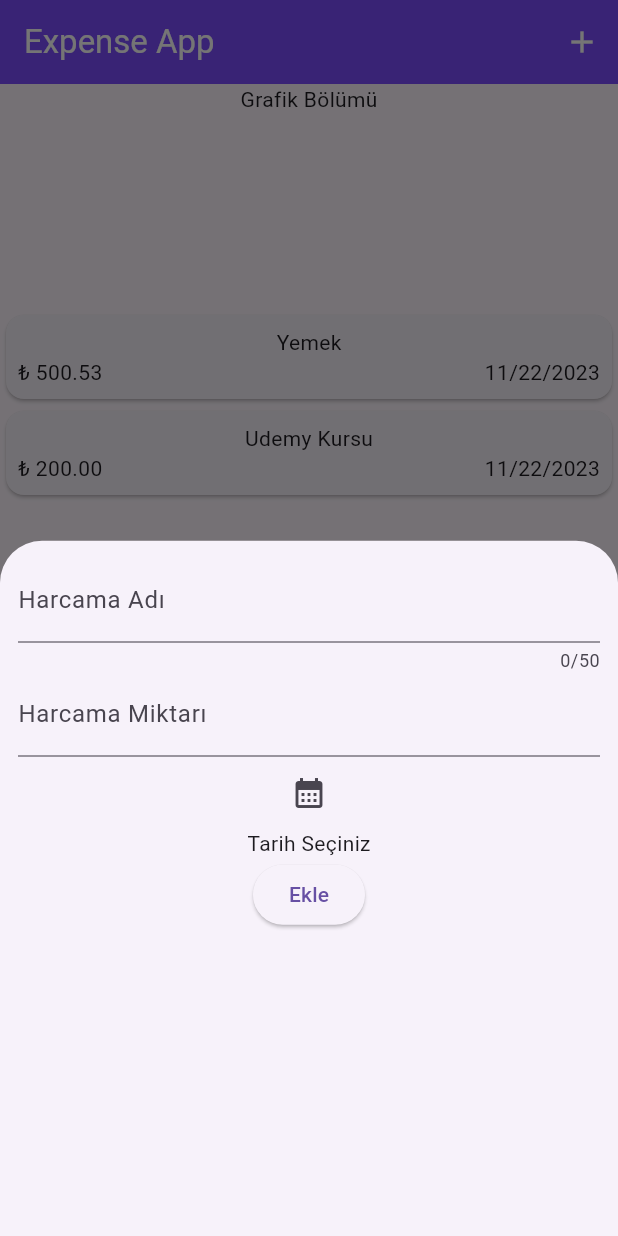
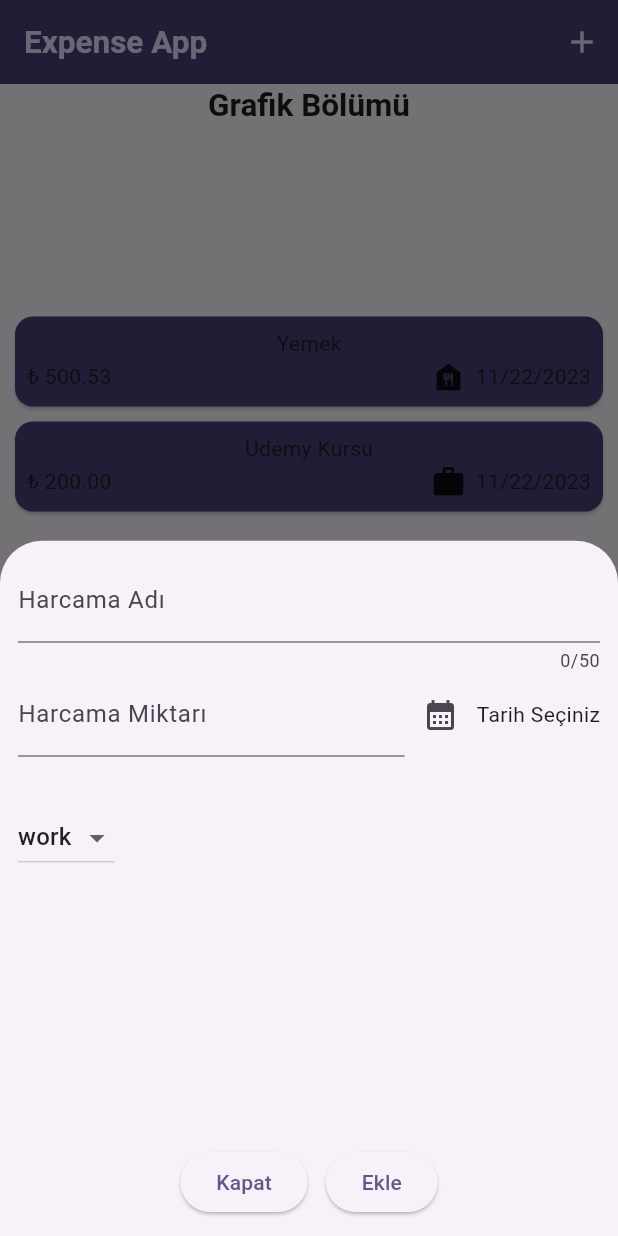
Before and after one commit to gamzeyas/expenseapp, a Flutter app: the screen it shows after launch, after a tap on the "add" icon, on a phone screen of 412 x 824 dp. Run offline on Flutter 3.47's test engine with Material 2 defaults, Android fonts, the phone set to English and light mode, and no system bars.

Commit message:
16 kasım workshop

```diff
--- a/lib/main.dart
+++ b/lib/main.dart
@@ -1,7 +1,32 @@
 import 'package:expenseapp/pages/main_page.dart';
 import 'package:flutter/material.dart';
 
+ColorScheme colorScheme1 =
+    ColorScheme.fromSeed(seedColor: Colors.deepPurpleAccent);
+
 void main() {
-  runApp(MaterialApp(
-      theme: ThemeData(useMaterial3: true), home: const MainPage()));
+  runApp(
+    MaterialApp(
+      theme: ThemeData(
+          useMaterial3: true,
+          colorScheme: colorScheme1,
+          appBarTheme: AppBarTheme(
+              backgroundColor: colorScheme1.onPrimaryContainer,
+              foregroundColor: colorScheme1.primaryContainer),
+          cardTheme: CardTheme(
+            color: colorScheme1.onPrimaryContainer,
+            margin: EdgeInsets.symmetric(horizontal: 10, vertical: 5),
+          ),
+          textTheme: ThemeData().textTheme.copyWith(
+                titleLarge:
+                    TextStyle(fontWeight: FontWeight.bold, fontSize: 21),
+                bodyMedium: TextStyle(),
+              )),
+      home: const MainPage(),
+    ),
+  );
 }
+// Uygulamanıza bir renk paleti oluşturmak ve global theme kuralları uygulamak
+// ARAŞTIRMA VE UYGULAMA
+// Silme işleminde bir snackbar gösterilmesi ve snackbarın undo butonuna tıklandığında silinen verinin
+// geri getirilmesi..
--- a/lib/models/expense.dart
+++ b/lib/models/expense.dart
@@ -1,16 +1,33 @@
 // id => identifier => kimlik belirleyici
 
+import 'package:flutter/material.dart';
 import 'package:uuid/uuid.dart';
 
 const uuid = Uuid();
 
+enum Category { work, travel, food, dress }
+
+const categoryIcons = {
+  Category.work: Icons.work,
+  Category.travel: Icons.place_outlined,
+  Category.dress: Icons.abc,
+  Category.food: Icons.food_bank
+};
+
 class Expense {
-  Expense({required this.name, required this.price, required this.date})
+  Expense(
+      {required this.name,
+      required this.price,
+      required this.date,
+      required this.category})
       : id = uuid.v4();
   final String id;
   final String name;
   final double price;
   final DateTime date;
+  final Category category;
+  // belirli kategoriler
+  // enum
 }
 
 // int,long => 1,2,3,4,5,99999999
--- a/lib/pages/expenses_page.dart
+++ b/lib/pages/expenses_page.dart
@@ -5,38 +5,48 @@ import 'package:expenseapp/widgets/expense_item.dart';
 import 'package:flutter/material.dart';
 
 class ExpensesPage extends StatefulWidget {
-  const ExpensesPage({Key? key}) : super(key: key);
+  const ExpensesPage(this.expenses, this.onRemove, {Key? key})
+      : super(key: key);
+  final List<Expense> expenses;
+  final void Function(Expense expense) onRemove;
 
   @override
   _ExpensesPageState createState() => _ExpensesPageState();
 }
 
 class _ExpensesPageState extends State<ExpensesPage> {
-  List<Expense> expenses = [
-    Expense(name: "Yemek", price: 500.529, date: DateTime.now()),
-    Expense(name: "Udemy Kursu", price: 200, date: DateTime.now()),
-  ];
-
   @override
   Widget build(BuildContext context) {
     return Center(
       child: Column(mainAxisAlignment: MainAxisAlignment.center, children: [
-        const SizedBox(
+        SizedBox(
           height: 150,
-          child: Text("Grafik Bölümü"),
+          child: Text(
+            "Grafik Bölümü",
+            style: Theme.of(context).textTheme.titleLarge,
+          ), // titleLarge stilini alması
         ),
         Expanded(
           child: ListView.builder(
-              itemCount: expenses.length,
+              itemCount: widget.expenses.length,
               itemBuilder: (context, index) {
-                return ExpenseItem(expenses[index]);
+                return Dismissible(
+                  key: ValueKey(widget.expenses[index]),
+                  child: ExpenseItem(widget.expenses[index]),
+                  onDismissed: (direction) {
+                    // if (direction == DismissDirection.startToEnd) {
+                    //   // eğer soldan sağa kaydırılmışsa..
+                    // }
+                    //print(direction);
+                    widget.onRemove(widget.expenses[index]);
+                  },
+                );
               }),
-        ),
-        const SizedBox(
-          height: 150,
-          child: Text("Burası bottom bar."),
         )
       ]),
     );
   }
 }
+
+// listeden veri silme ve alt başlıkları
+// theming ve alt başlıkları
--- a/lib/pages/main_page.dart
+++ b/lib/pages/main_page.dart
@@ -1,3 +1,4 @@
+import 'package:expenseapp/models/expense.dart';
 import 'package:expenseapp/pages/expenses_page.dart';
 import 'package:expenseapp/widgets/new_expense.dart';
 import 'package:flutter/material.dart';
@@ -10,26 +11,49 @@ class MainPage extends StatefulWidget {
 }
 
 class _MainPageState extends State<MainPage> {
+  List<Expense> expenses = [
+    Expense(
+        name: "Yemek",
+        price: 500.529,
+        date: DateTime.now(),
+        category: Category.food),
+    Expense(
+        name: "Udemy Kursu",
+        price: 200,
+        date: DateTime.now(),
+        category: Category.work),
+  ];
+
+  addExpense(Expense expense) {
+    setState(() {
+      expenses.add(expense);
+    });
+  }
+
+  removeExpense(Expense expense) {
+    setState(() {
+      expenses.remove(expense);
+    });
+  }
+
   @override
   Widget build(BuildContext context) {
     return Scaffold(
       appBar: AppBar(
-        foregroundColor: Colors.white,
         title: const Text("Expense App"),
-        backgroundColor: Colors.deepPurpleAccent,
         actions: [
           IconButton(
               onPressed: () {
                 showModalBottomSheet(
                     context: context,
                     builder: (ctx) {
-                      return NewExpense();
+                      return NewExpense(addExpense);
                     });
               },
               icon: const Icon(Icons.add))
         ],
       ),
-      body: const ExpensesPage(),
+      body: ExpensesPage(expenses, removeExpense),
     );
   }
 }
--- a/lib/widgets/expense_item.dart
+++ b/lib/widgets/expense_item.dart
@@ -21,6 +21,8 @@ class ExpenseItem extends StatelessWidget {
               Text(
                   "₺ ${expense.price.toStringAsFixed(2)}"), // string interpolation
               const Spacer(),
+              Icon(categoryIcons[expense.category]),
+              const SizedBox(width: 6),
               Text(DateFormat.yMd().format(expense.date)),
             ],
           )
--- a/lib/widgets/new_expense.dart
+++ b/lib/widgets/new_expense.dart
@@ -1,31 +1,49 @@
+import 'package:expenseapp/models/expense.dart';
 import 'package:flutter/material.dart';
 import 'package:intl/intl.dart';
 
 class NewExpense extends StatefulWidget {
-  const NewExpense({Key? key}) : super(key: key);
-
+  const NewExpense(this.onAdd, {Key? key}) : super(key: key);
+  final void Function(Expense expense) onAdd;
   @override
   _NewExpenseState createState() => _NewExpenseState();
 }
 
 class _NewExpenseState extends State<NewExpense> {
+  var _expenseNameController = TextEditingController();
+  var _expensePriceController = TextEditingController();
   DateTime? _selectedDate;
-  Future<void> _selectDate(BuildContext context) async {
-    final DateTime? picked = await showDatePicker(
+  Category _selectedCategory = Category.work;
+
+  void _openDatePicker() async {
+    DateTime today = DateTime.now(); // 16.11.2023
+    // 2022, 11, 16
+    DateTime oneYearAgo = DateTime(today.year - 1, today.month, today.day);
+    // showDatePicker(
+    //         context: context,
+    //         initialDate: today,
+    //         firstDate: oneYearAgo,
+    //         lastDate: today)
+    // .then((value) {
+    //   async işlemden cevap ne zaman gelirse bu bloğu çalıştır..
+    //   print(value);
+    // });
+    // async function => await etmek
+    // nullable
+    // 14:20
+    DateTime? selectedDate = await showDatePicker(
         context: context,
-      initialDate: DateTime.now(),
-      firstDate: DateTime.now().subtract(Duration(days: 365)),
-      lastDate: DateTime.now(),
-    );
-    if (picked != null && picked != _selectedDate) {
+        initialDate: _selectedDate == null ? today : _selectedDate!,
+        firstDate: oneYearAgo,
+        lastDate: today);
     setState(() {
-        _selectedDate = picked;
+      _selectedDate = selectedDate;
     });
-    }
+    print("Merhaba");
+    // sync => bir satır çalışmasını bitirmeden alt satıra geçemez.
+    // async => async olan satır sadece tetiklenir kod aşağıya doğru çalışmaya devam eder
   }
 
-  var _expenseNameController = TextEditingController();
-  var _expensePriceController = TextEditingController();
   @override
   Widget build(BuildContext context) {
     return Container(
@@ -38,26 +56,75 @@ class _NewExpenseState extends State<NewExpense> {
             maxLength: 50,
             decoration: InputDecoration(labelText: "Harcama Adı"),
           ),
-          TextField(
+          Row(
+            children: [
+              Expanded(
+                child: TextField(
                   controller: _expensePriceController,
                   keyboardType: TextInputType.number,
-            decoration: InputDecoration(labelText: "Harcama Miktarı"),
+                  decoration: const InputDecoration(
+                      labelText: "Harcama Miktarı", prefixText: "₺"),
+                ),
               ),
               IconButton(
-            onPressed: () => _selectDate(context),
-            icon: Icon(Icons.calendar_month),
+                  onPressed: () => _openDatePicker(),
+                  icon: const Icon(Icons.calendar_month)),
+              // ternary operator
+              Text(_selectedDate == null
+                  ? "Tarih Seçiniz"
+                  : DateFormat.yMd().format(_selectedDate!)),
+            ],
+            // String?  a
+            // String => a!
           ),
-          Text(
-            _selectedDate == null
-                ? "Tarih Seçiniz"
-                : DateFormat('yyyy-MM-dd').format(_selectedDate!),
+          const SizedBox(
+            height: 30,
+          ),
+          Row(
+            children: [
+              DropdownButton(
+                  value: _selectedCategory,
+                  items: Category.values.map((category) {
+                    return DropdownMenuItem(
+                        value: category, child: Text(category.name));
+                  }).toList(),
+                  onChanged: (value) {
+                    setState(() {
+                      if (value != null) _selectedCategory = value;
+                    });
+                  })
+            ],
+          ),
+          const Spacer(),
+          Row(
+            mainAxisAlignment: MainAxisAlignment.center,
+            children: [
+              ElevatedButton(
+                  onPressed: () {
+                    Navigator.pop(context);
+                  },
+                  child: const Text("Kapat")),
+              const SizedBox(
+                width: 12,
               ),
               ElevatedButton(
                   onPressed: () {
-                print(
-                    "Kaydedilen değer: ${_expenseNameController.text} ${_expensePriceController.text}");
+                    double? price =
+                        double.tryParse(_expensePriceController.text);
+
+                    // validation
+
+                    Expense expense = Expense(
+                        name: _expenseNameController.text,
+                        price: price!,
+                        date: _selectedDate!,
+                        category: _selectedCategory);
+                    widget.onAdd(expense);
+                    Navigator.pop(context);
                   },
-              child: Text("Ekle"))
+                  child: Text("Ekle")),
+            ],
+          ),
         ]),
       ),
     );
```
Lines whose indentation alone changed are shown as unchanged.
